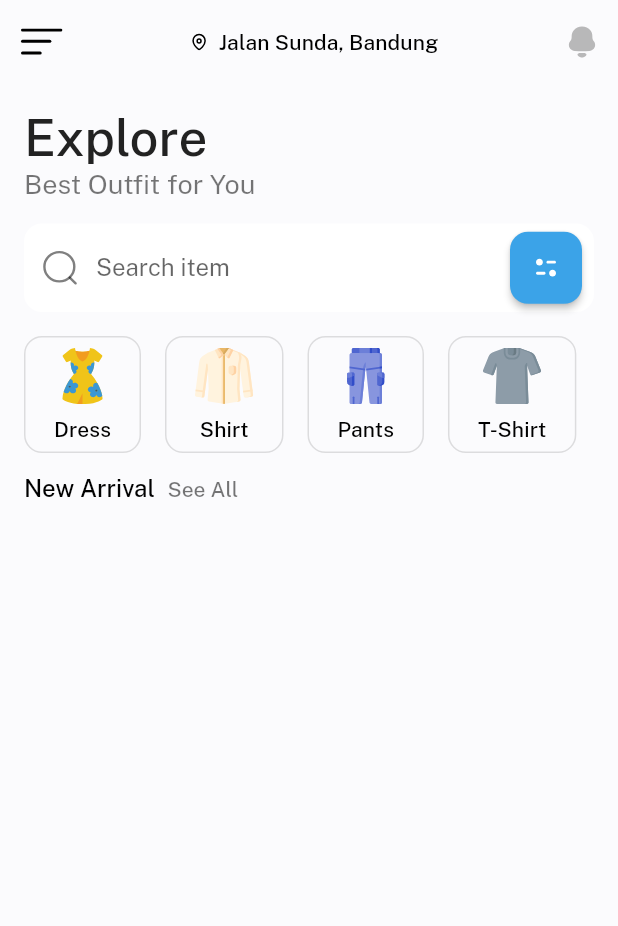
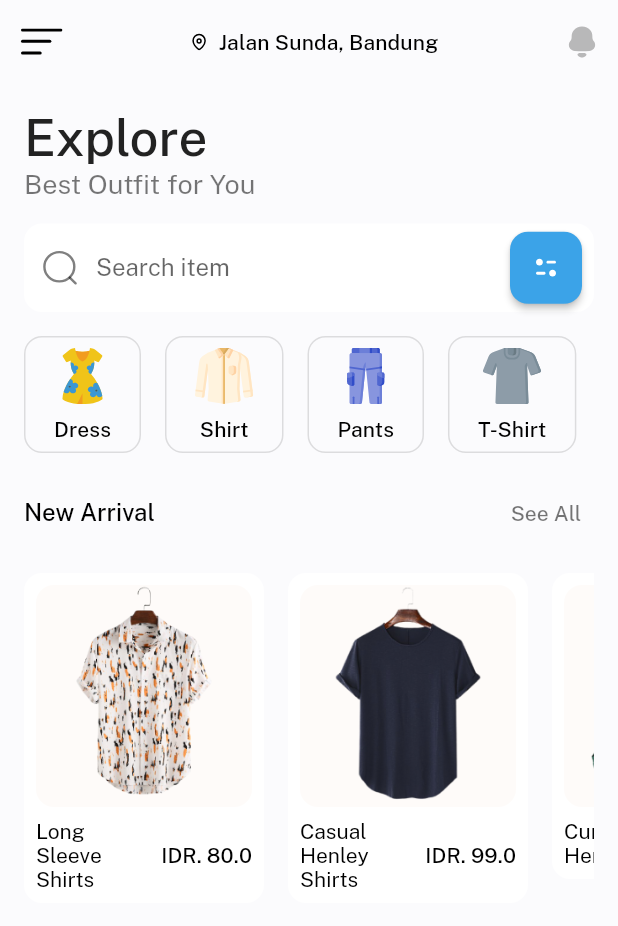
Before and after one commit to cavinhartono/clothing-flutter, a Flutter app: the screen it shows after launch, on a phone screen of 412 x 824 dp. Shown: the top 926 px of the screen. Run offline on Flutter 3.47's test engine with Material 2 defaults, Android fonts, the light colour scheme and no system bars; our stand-ins replace flutter_svg.

Commit message:
New Arrival done

```diff
--- /dev/null
+++ b/lib/compoments/link.dart
@@ -0,0 +1,20 @@
+import 'package:flutter/material.dart';
+
+class Link extends StatelessWidget {
+  const Link({
+    super.key,
+    required this.title,
+    required this.onClick,
+  });
+
+  final String title;
+  final VoidCallback onClick;
+
+  @override
+  Widget build(BuildContext context) {
+    return TextButton(
+      onPressed: onClick,
+      child: Text(title, style: const TextStyle(color: Colors.black54)),
+    );
+  }
+}
--- /dev/null
+++ b/lib/compoments/product_list.dart
@@ -0,0 +1,56 @@
+import 'package:flutter/material.dart';
+import 'package:baju_app/root.dart';
+
+class ProductList extends StatelessWidget {
+  const ProductList({
+    super.key,
+    required this.title,
+    required this.price,
+    required this.bgColor,
+    required this.image,
+    required this.onClick,
+  });
+
+  final String title, image;
+  final double price;
+  final Color bgColor;
+  final VoidCallback onClick;
+
+  @override
+  Widget build(BuildContext context) {
+    return GestureDetector(
+      onTap: onClick,
+      child: Container(
+        width: 160,
+        padding: const EdgeInsets.all(defaultPadding / 2),
+        decoration: const BoxDecoration(
+            color: Colors.white,
+            borderRadius:
+                BorderRadius.all(Radius.circular(defaultBorderRadius))),
+        child: Column(
+          children: [
+            Container(
+                width: double.infinity,
+                decoration: BoxDecoration(
+                    color: bgColor,
+                    borderRadius:
+                        BorderRadius.all(Radius.circular(defaultBorderRadius))),
+                child: Image.asset(image, height: 148)),
+            const SizedBox(height: defaultPadding / 2),
+            Row(
+              children: [
+                Expanded(
+                  child:
+                      Text(title, style: const TextStyle(color: Colors.black)),
+                ),
+                const SizedBox(width: defaultPadding / 4),
+                Text("IDR. ${price.toString()}",
+                    style: Theme.of(context).textTheme.subtitle2),
+              ],
+            )
+          ],
+        ),
+      ),
+    );
+  }
+}
--- /dev/null
+++ b/lib/models/product.dart
@@ -0,0 +1,37 @@
+import 'package:flutter/material.dart';
+
+class Product {
+  final String title, image;
+  final double price;
+  final Color bgColor;
+
+  Product({
+    required this.title,
+    required this.image,
+    required this.price,
+    this.bgColor = const Color(0xFFEFEFF2),
+  });
+}
+
+List<Product> products = [
+  Product(
+      image: "assets/images/product_0.png",
+      title: "Long Sleeve Shirts",
+      price: 80.0,
+      bgColor: const Color(0xfffefbf9)),
+  Product(
+      image: "assets/images/product_1.png",
+      title: "Casual Henley Shirts",
+      price: 99.0,
+      bgColor: const Color(0xfffefbf9)),
+  Product(
+      image: "assets/images/product_2.png",
+      title: "Curved Hem Shirts",
+      price: 180.0,
+      bgColor: const Color(0xfffefbf9)),
+  Product(
+      image: "assets/images/product_3.png",
+      title: "Casual Nolin",
+      price: 149.0,
+      bgColor: const Color(0xfffefbf9)),
+];
--- a/lib/screen/homepage.dart
+++ b/lib/screen/homepage.dart
@@ -2,8 +2,11 @@ import 'package:flutter/material.dart';
 import 'package:flutter_svg/flutter_svg.dart';
 import 'package:baju_app/root.dart';
 import 'package:baju_app/models/category.dart';
+import 'package:baju_app/models/product.dart';
 import 'package:baju_app/compoments/category.dart';
 import 'package:baju_app/compoments/search_form.dart';
+import 'package:baju_app/compoments/link.dart';
+import 'package:baju_app/compoments/product_list.dart';
 
 class Homepage extends StatelessWidget {
   const Homepage({Key? key}) : super(key: key);
@@ -61,7 +64,11 @@ class Homepage extends StatelessWidget {
                 ),
               ),
             ),
-            Row(children: [
+            Container(
+              padding: const EdgeInsets.symmetric(vertical: defaultPadding),
+              child: Row(
+                  mainAxisAlignment: MainAxisAlignment.spaceBetween,
+                  children: [
                     Text("New Arrival",
                         style: Theme.of(context).textTheme.subtitle1!.copyWith(
                               color: Colors.black,
@@ -71,29 +78,29 @@ class Homepage extends StatelessWidget {
                       title: "See All",
                       onClick: () {},
                     ),
-            ])
+                  ]),
+            ),
+            SingleChildScrollView(
+              scrollDirection: Axis.horizontal,
+              child: Row(
+                crossAxisAlignment: CrossAxisAlignment.start,
+                children: List.generate(
+                    products.length,
+                    (index) => Padding(
+                          padding: const EdgeInsets.only(right: defaultPadding),
+                          child: ProductList(
+                            title: products[index].title,
+                            price: products[index].price,
+                            bgColor: products[index].bgColor,
+                            image: products[index].image,
+                            onClick: () {},
+                          ),
+                        )),
+              ),
+            ),
           ],
         ),
       ),
     );
   }
 }
-
-class Link extends StatelessWidget {
-  const Link({
-    super.key,
-    required this.title,
-    required this.onClick,
-  });
-
-  final String title;
-  final VoidCallback onClick;
-
-  @override
-  Widget build(BuildContext context) {
-    return TextButton(
-      onPressed: onClick,
-      child: Text(title, style: const TextStyle(color: Colors.black54)),
-    );
-  }
-}
```
Lines whose indentation alone changed are shown as unchanged.
